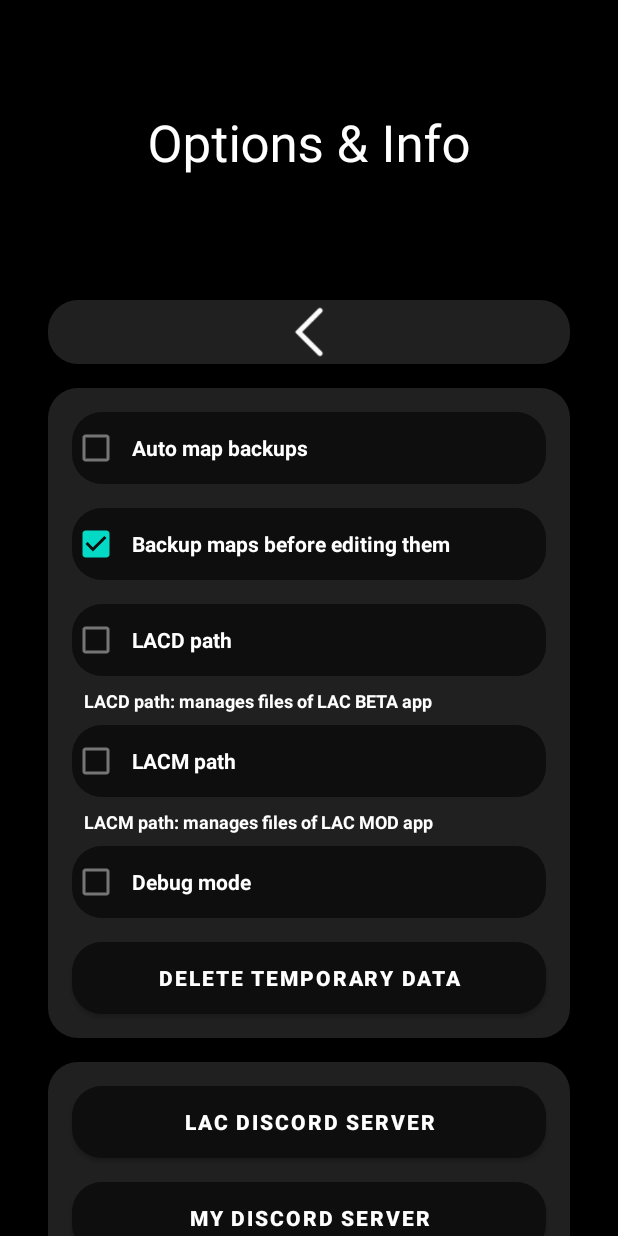
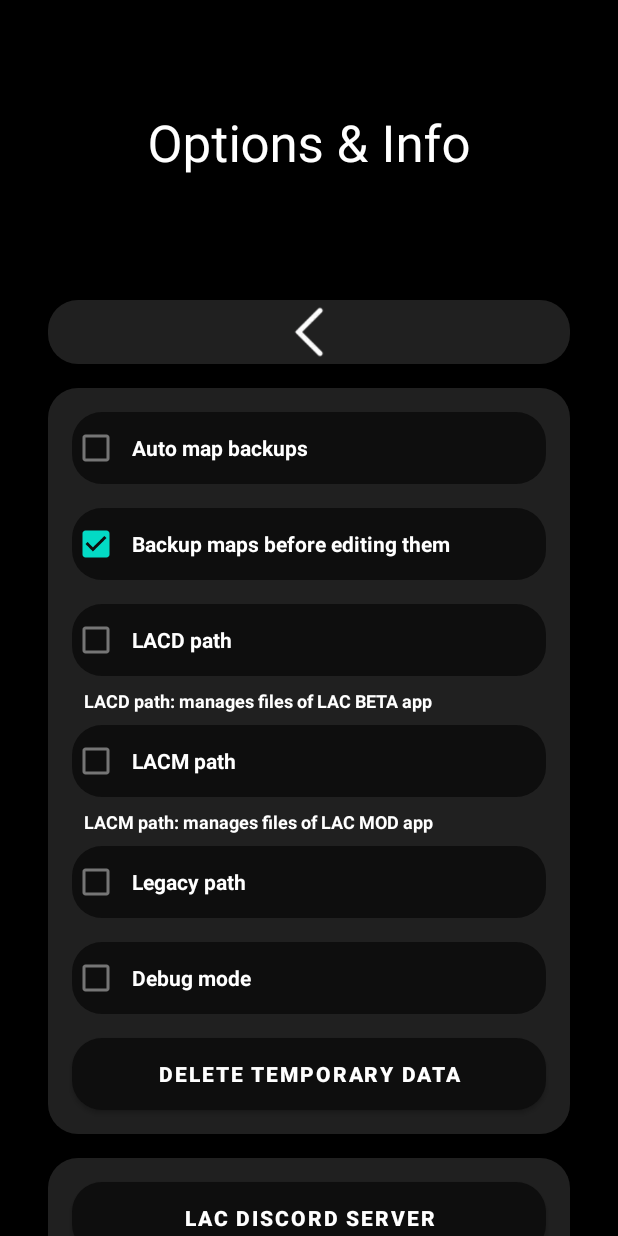
Before and after one commit to aliernfrog/lac-tool, an Android app: the OptionsActivity screen opened directly, with no data from a screen before it, on a phone screen of 412 x 824 dp. Run offline under Robolectric (Android 15) with nearby library versions, the phone set to English and light mode, and no system bars; libraries missing offline, so code that uses them is left out: com.hbisoft.pickit; 1 statement that could not run was skipped.

Commit message:
Remove showLegacyPathOption check

```diff
--- a/app/src/main/java/com/aliernfrog/LacMapTool/OptionsActivity.java
+++ b/app/src/main/java/com/aliernfrog/LacMapTool/OptionsActivity.java
@@ -103,7 +103,6 @@ public class OptionsActivity extends AppCompatActivity {
         if (config.getBoolean("enableLacm", false)) lacm.setChecked(true);
         if (config.getBoolean("enableLegacyPath", false)) legacyPath.setChecked(true);
         if (config.getBoolean("enableDebug", false)) dev.setChecked(true);
-        if (!update.getBoolean("showLegacyMode", false)) legacyPath.setVisibility(View.GONE);
     }
 
     void changeOption(String name, Boolean set) {
```
